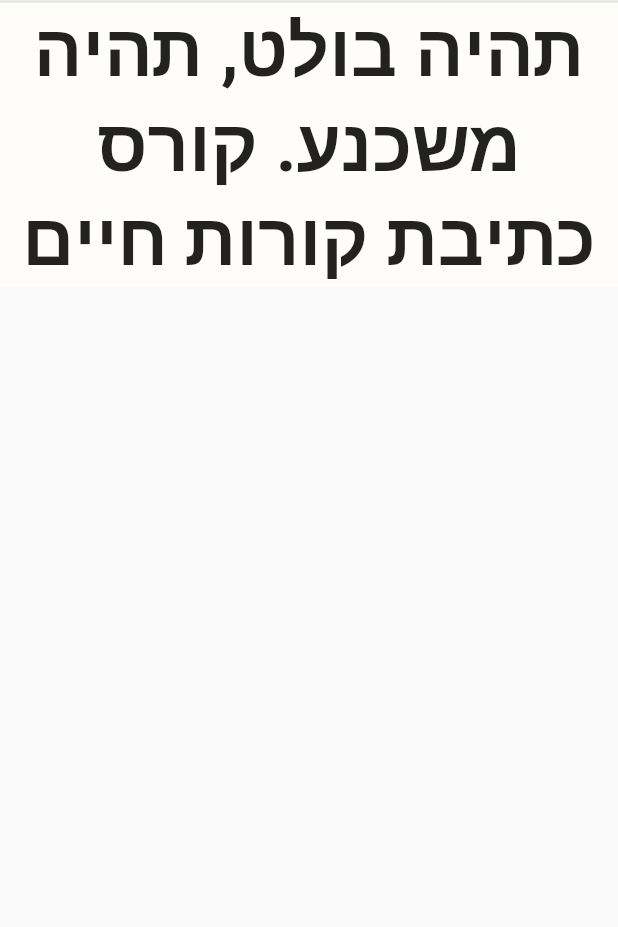
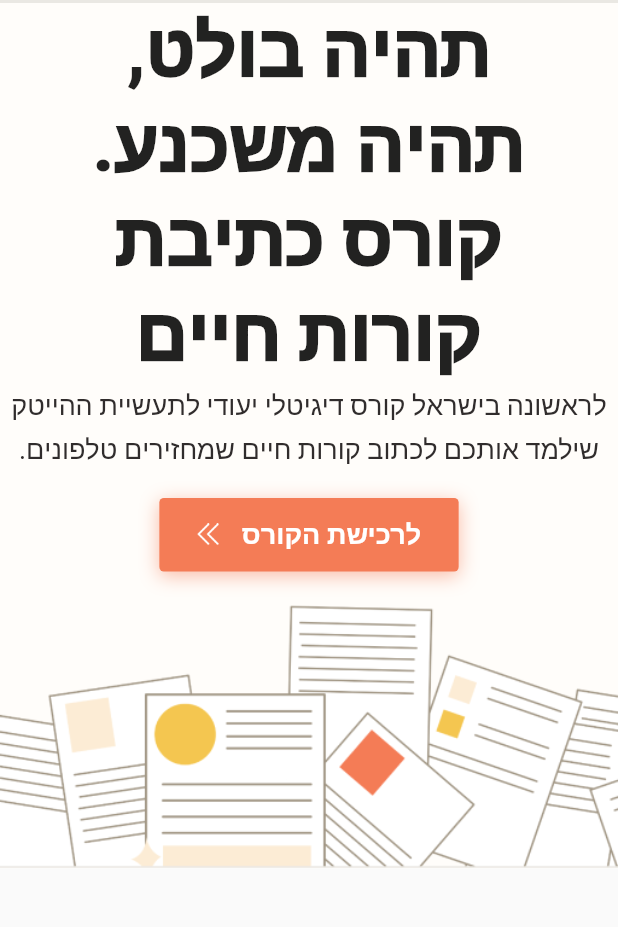
Before and after one commit to OrielElkabets/techminer, a Flutter app: the screen it shows after launch, on a phone screen of 412 x 824 dp, the part 124-1051 px from its top. Run offline on Flutter 3.47's test engine with Material 2 defaults, Android fonts, the phone set to English and light mode, and no system bars.

Commit message:
finish page 1

```diff
--- a/lib/pages/page_1/page_1.dart
+++ b/lib/pages/page_1/page_1.dart
@@ -1,5 +1,8 @@
 import 'package:flutter/material.dart';
-import 'package:techminer/pages/page_1/header.dart';
+import 'package:techminer/pages/page_1/widgets/header.dart';
+import 'package:techminer/pages/page_1/widgets/logo.dart';
+import 'package:techminer/pages/page_1/widgets/purchase_btn.dart';
+import 'package:techminer/pages/page_1/widgets/text.dart';
 
 class Page1 extends StatelessWidget {
   const Page1({super.key});
@@ -8,37 +11,17 @@ class Page1 extends StatelessWidget {
   Widget build(BuildContext context) {
     return Column(
       children: [
-        const Header(),
-        Container(
-          decoration: const BoxDecoration(
-            border: Border(
-              bottom: BorderSide(width: 2, color: Color(0xFFEAE8E3)),
-            ),
-            color: Colors.white,
-          ),
-          // color: Colors.red, //Color.fromARGB(255, 252, 0, 0),
-          child: Padding(
-            padding: const EdgeInsets.all(14),
-            child: Center(
-              child: Image.asset(
-                "assets/images/brand_logo.png",
-                width: 136,
-              ),
-            ),
-          ),
+        const Page1Header(),
+        const Page1Logo(),
+        const Page1Text(),
+        const SizedBox(
+          height: 20,
         ),
-        const Directionality(
-          textDirection: TextDirection.rtl,
-          child: Text(
-            "תהיה בולט, תהיה משכנע. קורס כתיבת קורות חיים",
-            style: TextStyle(
-              height: 1.3,
-              fontSize: 48,
-              fontWeight: FontWeight.bold,
-            ),
-            textAlign: TextAlign.center,
-          ),
-        )
+        const Page1Btn(),
+        const SizedBox(
+          height: 20,
+        ),
+        Image.asset("assets/images/pages.png")
       ],
     );
   }
--- a/lib/pages/page_1/header.dart
+++ b/lib/pages/page_1/widgets/header.dart
@@ -1,7 +1,7 @@
 import 'package:flutter/material.dart';
 
-class Header extends StatelessWidget {
-  const Header({super.key});
+class Page1Header extends StatelessWidget {
+  const Page1Header({super.key});
 
   @override
   Widget build(BuildContext context) {
--- /dev/null
+++ b/lib/pages/page_1/widgets/logo.dart
@@ -0,0 +1,29 @@
+import 'package:flutter/material.dart';
+
+class Page1Logo extends StatelessWidget {
+  const Page1Logo({super.key});
+
+  @override
+  Widget build(BuildContext context) {
+    return Container(
+      decoration: const BoxDecoration(
+        border: Border(
+          bottom: BorderSide(
+            width: 2,
+            color: Color(0xFFEAE8E3),
+          ),
+        ),
+        color: Colors.white,
+      ),
+      child: Padding(
+        padding: const EdgeInsets.all(14),
+        child: Center(
+          child: Image.asset(
+            "assets/images/brand_logo.png",
+            width: 136,
+          ),
+        ),
+      ),
+    );
+  }
+}
--- /dev/null
+++ b/lib/pages/page_1/widgets/purchase_btn.dart
@@ -0,0 +1,48 @@
+import 'package:flutter/material.dart';
+
+class Page1Btn extends StatelessWidget {
+  const Page1Btn({super.key});
+
+  @override
+  Widget build(BuildContext context) {
+    return Container(
+      padding: const EdgeInsets.fromLTRB(25, 12, 25, 12),
+      decoration: BoxDecoration(
+        borderRadius: const BorderRadius.all(Radius.circular(3)),
+        color: const Color(0xFFF47C56),
+        boxShadow: [
+          BoxShadow(
+            color: const Color(0xFFF47C56).withOpacity(0.5),
+            spreadRadius: 0,
+            blurRadius: 10,
+            offset: const Offset(0, 3),
+          ),
+        ],
+      ),
+      child: InkWell(
+        onTap: () {},
+        child: Row(
+          mainAxisSize: MainAxisSize.min,
+          mainAxisAlignment: MainAxisAlignment.center,
+          children: [
+            Image.asset(
+              "assets/images/double_back_arrow.png",
+              width: 15,
+            ),
+            const SizedBox(
+              width: 15,
+            ),
+            const Text(
+              "לרכישת הקורס",
+              style: TextStyle(
+                color: Colors.white,
+                fontSize: 18,
+                fontWeight: FontWeight.w700,
+              ),
+            ),
+          ],
+        ),
+      ),
+    );
+  }
+}
--- /dev/null
+++ b/lib/pages/page_1/widgets/text.dart
@@ -0,0 +1,71 @@
+import 'package:flutter/material.dart';
+
+class Page1Text extends StatelessWidget {
+  const Page1Text({super.key});
+
+  @override
+  Widget build(BuildContext context) {
+    const String descriptionText =
+        "לראשונה בישראל קורס דיגיטלי יעודי לתעשיית ההייטק שילמד אותכם לכתוב קורות חיים שמחזירים טלפונים.";
+
+    return const Column(
+      children: [
+        Directionality(
+          textDirection: TextDirection.rtl,
+          child: Column(
+            children: [
+              Text(
+                "תהיה בולט,",
+                style: TextStyle(
+                  height: 1.3,
+                  fontSize: 48,
+                  fontWeight: FontWeight.w900,
+                ),
+                textAlign: TextAlign.center,
+              ),
+              Text(
+                "תהיה משכנע.",
+                style: TextStyle(
+                  height: 1.3,
+                  fontSize: 48,
+                  fontWeight: FontWeight.w900,
+                ),
+                textAlign: TextAlign.center,
+              ),
+              Text(
+                "קורס כתיבת",
+                style: TextStyle(
+                  height: 1.3,
+                  fontSize: 48,
+                  fontWeight: FontWeight.w900,
+                ),
+                textAlign: TextAlign.center,
+              ),
+              Text(
+                "קורות חיים",
+                style: TextStyle(
+                  height: 1.3,
+                  fontSize: 48,
+                  fontWeight: FontWeight.w900,
+                ),
+                textAlign: TextAlign.center,
+              ),
+            ],
+          ),
+        ),
+        Directionality(
+          textDirection: TextDirection.rtl,
+          child: Text(
+            descriptionText,
+            textAlign: TextAlign.center,
+            style: TextStyle(
+              fontSize: 18,
+              color: Color(0xFF302C2C),
+              height: 1.6,
+            ),
+          ),
+        ),
+      ],
+    );
+  }
+}
```
